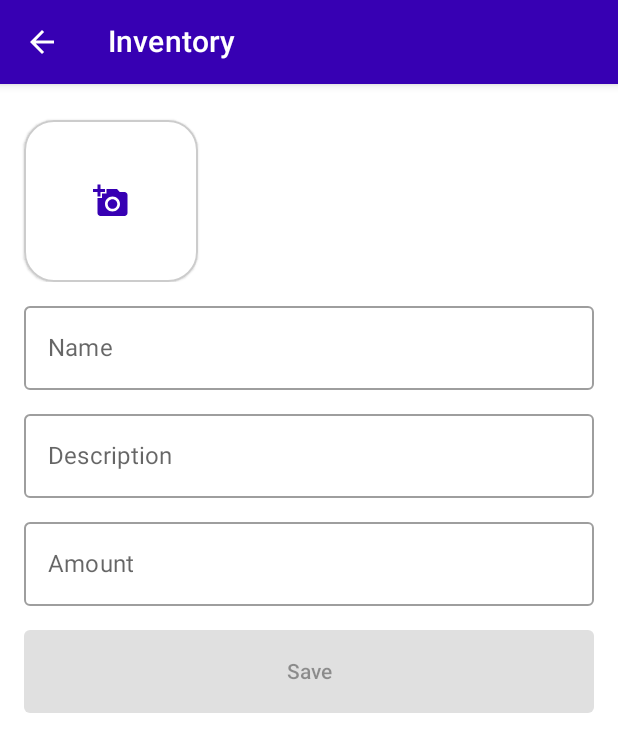
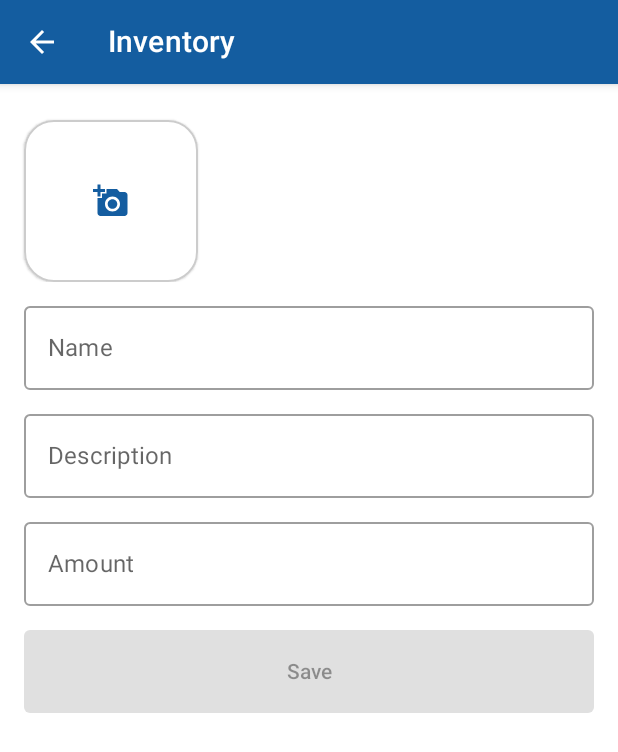
Before and after one commit to Drakot/Compose-Clean-Inventory, an Android app built with Jetpack Compose: the screen it shows after launch (MainActivity), after a tap on "add", on a phone screen of 412 x 824 dp. Shown: the top 752 px of the screen. Run offline under Robolectric (Android 15) with nearby library versions, the light colour scheme and no system bars; our stand-ins replace Dagger/Hilt's generated code, Timber; pictures from the network do not load; 1 statement that could not run was skipped.

Commit message:
Color change

```diff
--- a/app/src/main/java/com/dralsoft/inventory/core/ui/FAB.kt
+++ b/app/src/main/java/com/dralsoft/inventory/core/ui/FAB.kt
@@ -8,8 +8,8 @@ import androidx.compose.runtime.Composable
 import androidx.compose.ui.graphics.Color
 
 @Composable
-fun MyFab(onFABClick: () -> Unit= {}) {
-    FloatingActionButton(contentColor = Color.White, backgroundColor = Color.Blue, onClick = onFABClick) {
+fun MyFab(onFABClick: () -> Unit = {}) {
+    FloatingActionButton(contentColor = Color.White, onClick = onFABClick) {
         Icon(imageVector = Icons.Filled.Add, contentDescription = "add")
     }
 }
--- a/app/src/main/java/com/dralsoft/inventory/detail/ui/PictureGridView.kt
+++ b/app/src/main/java/com/dralsoft/inventory/detail/ui/PictureGridView.kt
@@ -95,7 +95,7 @@ fun ItemPicture(
             Box(
                 modifier = Modifier
                     .fillMaxSize()
-                    .background(Color.White.copy(alpha = 0.3f))
+                    .background(Color.White.copy(alpha = 0.35f))
             ) {
 
             }
--- a/app/src/main/java/com/dralsoft/inventory/ui/theme/Color.kt
+++ b/app/src/main/java/com/dralsoft/inventory/ui/theme/Color.kt
@@ -2,8 +2,9 @@ package com.dralsoft.inventory.ui.theme
 
 import androidx.compose.ui.graphics.Color
 
-val Purple200 = Color(0xFFBB86FC)
-val Purple500 = Color(0xFF6200EE)
-val Purple700 = Color(0xFF3700B3)
-val Teal200 = Color(0xFF03DAC5)
-val Green = Color(0xFF49E06F)
+val Green = Color(0xFF59981A)
+
+val MidnightBlue = Color(0xFF145DA0)
+val DarkBlue = Color(0xFF0C2D48)
+val Blue = Color(0xFF189AB4)
+val BabyBlue = Color(0xFFB1D4E0)
--- a/app/src/main/java/com/dralsoft/inventory/ui/theme/Theme.kt
+++ b/app/src/main/java/com/dralsoft/inventory/ui/theme/Theme.kt
@@ -7,15 +7,15 @@ import androidx.compose.material.lightColors
 import androidx.compose.runtime.Composable
 
 private val DarkColorPalette = darkColors(
-    primary = Purple200,
-    primaryVariant = Purple700,
-    secondary = Teal200,
+    primary = MidnightBlue,
+    primaryVariant = DarkBlue,
+    secondary = Blue,
 )
 
 private val LightColorPalette = lightColors(
-    primary = Purple500,
-    primaryVariant = Purple700,
-    secondary = Teal200,
+    primary = DarkBlue,
+    primaryVariant = MidnightBlue,
+    secondary = Blue,
 
     /* Other default colors to override
     background = Color.White,
--- a/app/src/main/res/values/colors.xml
+++ b/app/src/main/res/values/colors.xml
@@ -7,4 +7,6 @@
     <color name="teal_700">#FF018786</color>
     <color name="black">#FF000000</color>
     <color name="white">#FFFFFFFF</color>
+    <color name="status">#FF145DA0</color>
+
 </resources>
--- a/app/src/main/res/values/themes.xml
+++ b/app/src/main/res/values/themes.xml
@@ -2,6 +2,6 @@
 <resources>
 
     <style name="Theme.Inventory" parent="android:Theme.Material.Light.NoActionBar">
-        <item name="android:statusBarColor">@color/purple_700</item>
+        <item name="android:statusBarColor">@color/status</item>
     </style>
 </resources>
```
